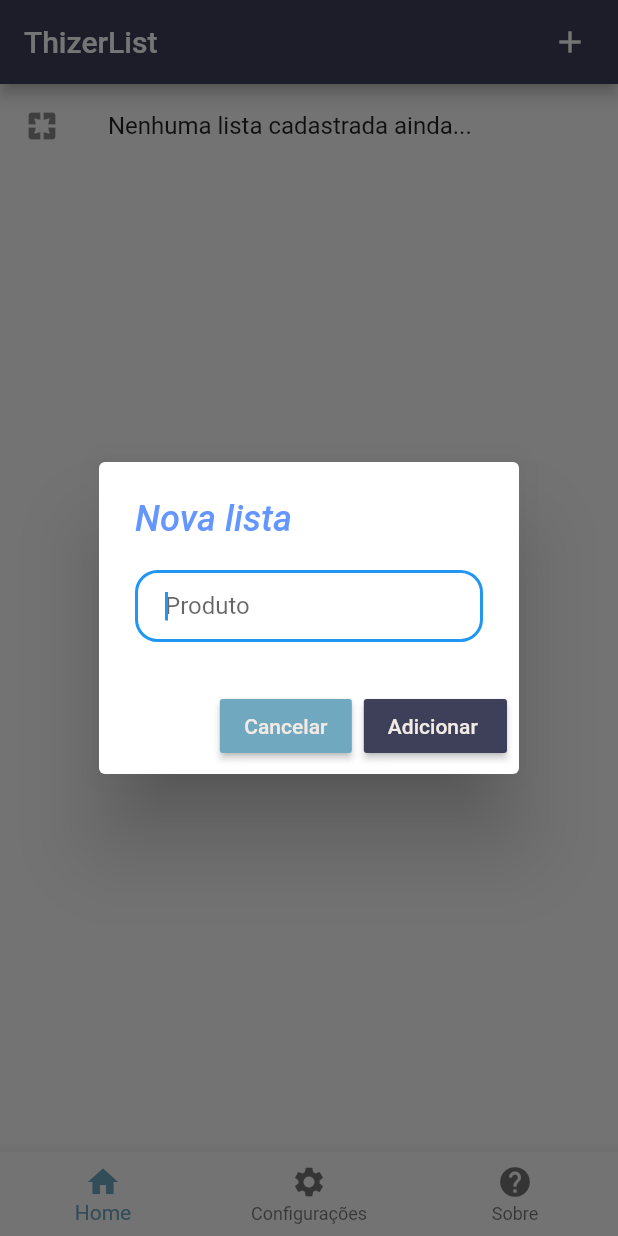
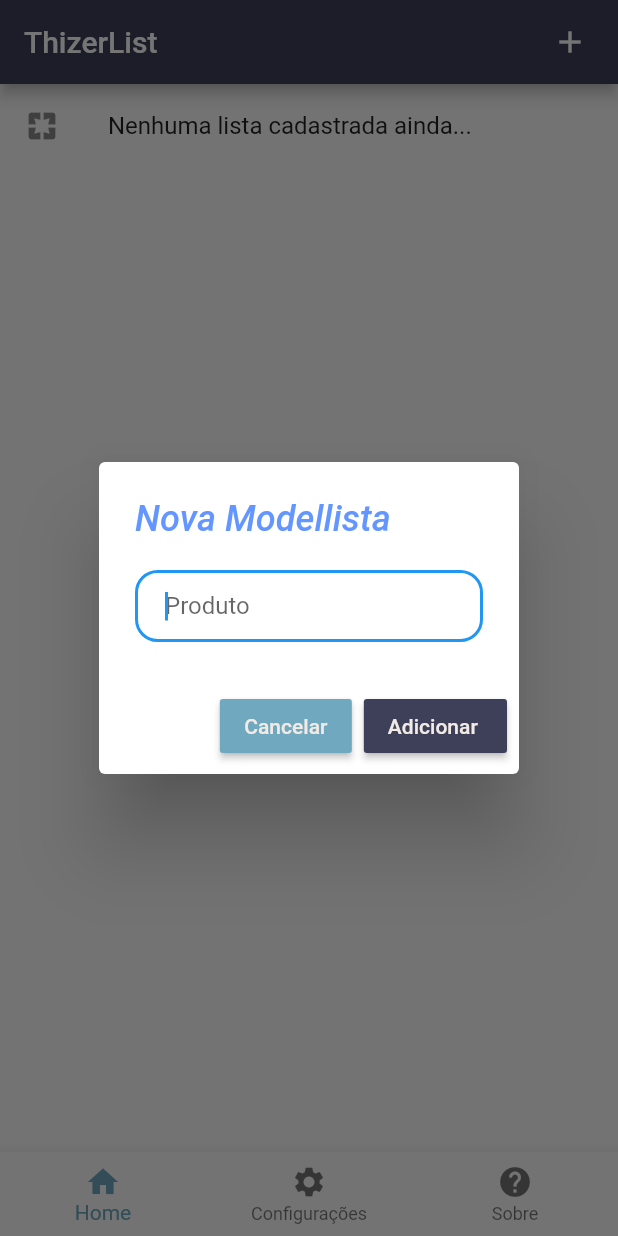
Before and after one commit to henrikemx/thizerlist, a Flutter app: the screen it shows after launch, after a tap on the "add" icon, on a phone screen of 412 x 824 dp. Run offline on Flutter 3.47's test engine with Material 2 defaults, Android fonts, the phone set to English and light mode, and no system bars; our stand-ins replace flutter_slidable, sqflite; accounts and stored records are empty.

Commit message:
Atualizado em 09/03/2020

```diff
--- a/lib/layout.dart
+++ b/lib/layout.dart
@@ -56,7 +56,7 @@ class Layout {
                     );
 
                     return AlertDialog(
-                      title: Text('Nova lista'),
+                      title: Text('Nova Modellista'),
                       content: SingleChildScrollView(
                         child: ListBody(
                           children: <Widget>[
@@ -78,7 +78,7 @@ class Layout {
                                 color: Layout.light(),
                               )),
                           onPressed: () {
-                            Lista listaBo = Lista();
+                            ModelLista listaBo = ModelLista();
 
                             listaBo.insert({
                               'name': _ctrl.text,
--- a/lib/models/Lista.dart
+++ b/lib/models/Lista.dart
@@ -3,22 +3,22 @@ import 'AbstractModel.dart';
 import 'package:thizerlist/Application.dart';
 import 'package:sqflite/sqflite.dart';
 
-class Lista extends AbstractModel {
+class ModelLista extends AbstractModel {
 
   ///
   /// Singleton
   ///
 
-  static Lista _this;
+  static ModelLista _this;
 
-  factory Lista() {
+  factory ModelLista() {
     if (_this == null) {
-      _this = Lista.getInstance();
+      _this = ModelLista.getInstance();
     }
     return _this;
   }
 
-  Lista.getInstance() : super();
+  ModelLista.getInstance() : super();
 
   ///
   /// The Instance
@@ -39,7 +39,7 @@ class Lista extends AbstractModel {
   @override
   Future<Map> getItem(dynamic where) async {
     Database db = await this.getDb();
-    List<Map> items = await db.query('lista', where: 'pk_lista = ?', whereArgs: [where], limit: 1);
+    List<Map> items = await db.query('Modellista', where: 'pk_Modellista = ?', whereArgs: [where], limit: 1);
 
     Map result = Map();
 
@@ -54,7 +54,7 @@ class Lista extends AbstractModel {
   Future<int> insert (Map<String, dynamic> values) async {
     Database db = await this.getDb();
 
-    int newId = await db.insert('lista', values);
+    int newId = await db.insert('Modellista', values);
 
     return newId;
   }
@@ -63,7 +63,7 @@ class Lista extends AbstractModel {
   Future<bool> update(Map<String, dynamic> values, where) async {
     Database db = await this.getDb();
 
-    int rows = await db.update('lista', values, where: 'pk_lista = ?', whereArgs: [where]);
+    int rows = await db.update('Modellista', values, where: 'pk_Modellista = ?', whereArgs: [where]);
 
     return (rows != 0);
   }
@@ -72,7 +72,7 @@ class Lista extends AbstractModel {
   Future<bool> delete(dynamic id) async {
     Database db = await this.getDb();
 
-    int rows = await db.delete('lista', where: 'pk_lista = ?', whereArgs: [id]);
+    int rows = await db.delete('Modellista', where: 'pk_Modellista = ?', whereArgs: [id]);
 
     return (rows != 0);
   }
--- a/lib/pages/home.dart
+++ b/lib/pages/home.dart
@@ -1,7 +1,8 @@
 import 'package:flutter/material.dart';
-import 'package:thizerlist/layout.dart';
-import 'package:thizerlist/models/Lista.dart';
-import 'package:thizerlist/widgets/HomeList.dart';
+import '../layout.dart';
+import '../widgets/HomeList.dart';
+import '../models/Lista.dart';
+import 'dart:async';
 
 class HomePage extends StatefulWidget {
   static String tag = 'home-page';
@@ -11,33 +12,55 @@ class HomePage extends StatefulWidget {
 }
 
 class _HomePageState extends State<HomePage> {
+  final HomeListBloc listaBloc = HomeListBloc();
 
-  Lista listaBo = Lista();
+  @override
+  void dispose() {
+    listaBloc.dispose();
+    super.dispose();
+  }
 
   @override
   Widget build(BuildContext context) {
-
-    final content = FutureBuilder(
-      future: listaBo.list(),
+    final content = StreamBuilder<List<Map>>(
+        stream: listaBloc.lists,
         builder: (BuildContext context, AsyncSnapshot snapshot) {
-        switch (snapshot.connectionState){
+          switch (snapshot.connectionState) {
             case ConnectionState.none:
             case ConnectionState.waiting:
               return const Center(
                 child: Text('Carregando...'),
               );
             default:
-          if (snapshot.hasError){
+              if (snapshot.hasError) {
                 print(snapshot.error);
                 return Text('Error: ${snapshot.error}');
               } else {
                 return HomeList(items: snapshot.data);
               }
           }
-      }
-
-      );
+        });
 
     return Layout.getContent(context, content);
   }
 }
+
+class HomeListBloc {
+  HomeListBloc() {
+    getList();
+  }
+
+  ModelLista listaBo = ModelLista();
+
+  final _controller = StreamController<List<Map>>.broadcast();
+
+  get lists => _controller.stream;
+
+  dispose() {
+    _controller.close();
+  }
+
+  getList() async {
+    _controller.sink.add(await listaBo.list());
+  }
+}
--- a/lib/widgets/HomeList.dart
+++ b/lib/widgets/HomeList.dart
@@ -19,7 +19,7 @@ class HomeList extends StatefulWidget {
 class _HomeListState extends State<HomeList> {
   List<Widget> values = List<Widget>();
 
-  Lista listaBo = Lista();
+  ModelLista listaBo = ModelLista();
 
   @override
   Widget build(BuildContext context) {
@@ -124,7 +124,7 @@ class _HomeListState extends State<HomeList> {
                 color: Layout.primary(),
                 child: Text('Salvar', style: TextStyle(color: Layout.light())),
                 onPressed: () {
-                  Lista listaBo = Lista();
+                  ModelLista listaBo = ModelLista();
                   listaBo.update({
                     'name': _cEdit.text,
                     'created': DateTime.now().toString(),
--- a/pubspec.yaml
+++ b/pubspec.yaml
@@ -24,7 +24,8 @@ dependencies:
   # Use with the CupertinoIcons class for iOS style icons.
   cupertino_icons: ^0.1.2
   sqflite: ^1.2.2
-  intl: any
+  intl: ^0.16.1
+  flutter_slidable: ^0.4.9
 
 dev_dependencies:
   flutter_test:
```
Also changed, not shown: lib/pages/List.dart (+108 -35 lines), pubspec.lock, 1 other file. Lines whose indentation alone changed are shown as unchanged.
